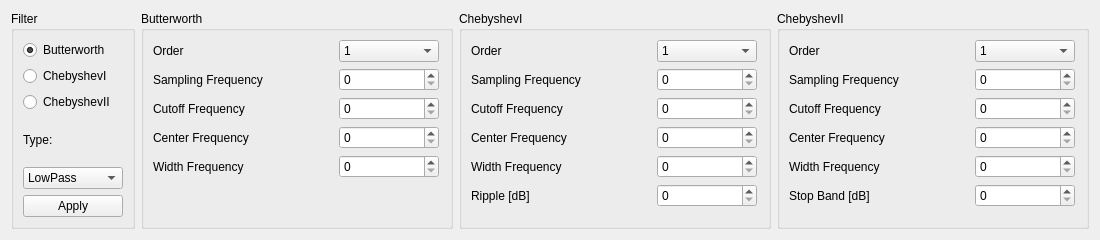
Old version of the form source/serialplot/src/filtercontrol.ui in the repository KacperJanowski98/SerialPlot-Biomedical-Signals.
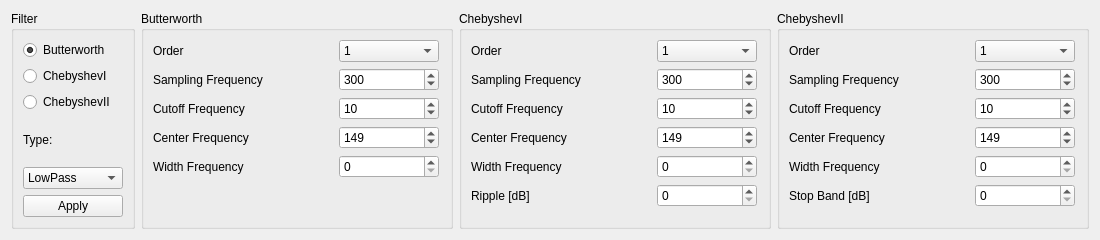
New version of the form.

The edit to the form file:
```diff
--- a/source/serialplot/src/filtercontrol.ui
+++ b/source/serialplot/src/filtercontrol.ui
@@ -203,6 +203,9 @@
         <property name="maximum">
          <number>10000000</number>
         </property>
+        <property name="value">
+         <number>300</number>
+        </property>
        </widget>
       </item>
       <item row="2" column="0">
@@ -241,6 +244,9 @@
         <property name="maximum">
          <number>10000000</number>
         </property>
+        <property name="value">
+         <number>10</number>
+        </property>
        </widget>
       </item>
       <item row="3" column="0">
@@ -279,6 +285,9 @@
         <property name="maximum">
          <number>10000000</number>
         </property>
+        <property name="value">
+         <number>149</number>
+        </property>
        </widget>
       </item>
       <item row="4" column="0">
@@ -627,6 +636,9 @@
         <property name="maximum">
          <number>10000000</number>
         </property>
+        <property name="value">
+         <number>300</number>
+        </property>
        </widget>
       </item>
       <item row="2" column="0">
@@ -665,6 +677,9 @@
         <property name="maximum">
          <number>10000000</number>
         </property>
+        <property name="value">
+         <number>10</number>
+        </property>
        </widget>
       </item>
       <item row="3" column="0">
@@ -703,6 +718,9 @@
         <property name="maximum">
          <number>10000000</number>
         </property>
+        <property name="value">
+         <number>149</number>
+        </property>
        </widget>
       </item>
       <item row="4" column="0">
@@ -964,6 +982,9 @@
         <property name="maximum">
          <number>10000000</number>
         </property>
+        <property name="value">
+         <number>300</number>
+        </property>
        </widget>
       </item>
       <item row="2" column="0">
@@ -1002,6 +1023,9 @@
         <property name="maximum">
          <number>10000000</number>
         </property>
+        <property name="value">
+         <number>10</number>
+        </property>
        </widget>
       </item>
       <item row="3" column="0">
@@ -1040,6 +1064,9 @@
         <property name="maximum">
          <number>10000000</number>
         </property>
+        <property name="value">
+         <number>149</number>
+        </property>
        </widget>
       </item>
       <item row="4" column="0">
```
